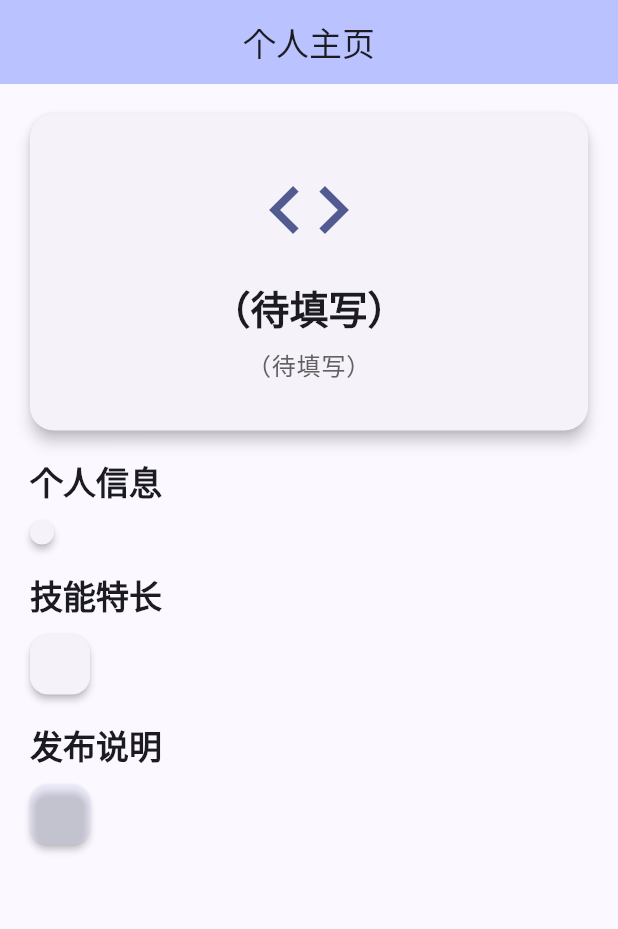
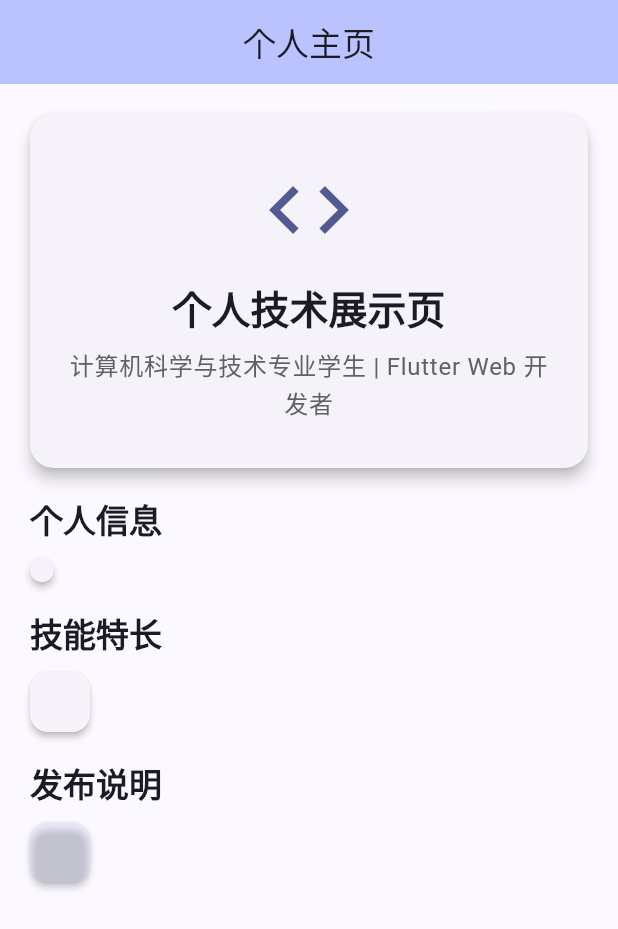
Before and after one commit to liyanbin2006/liyanbin_flutter_demo, a Flutter app: the screen it shows after launch, on a phone screen of 412 x 824 dp. Shown: the top 929 px of the screen. Run offline on Flutter 3.47's test engine with Material 3 defaults, Android fonts, the phone set to English and light mode, and no system bars.

Commit message:
feat: 填写项目标题与项目口号

```diff
--- a/lib/data/team_data.dart
+++ b/lib/data/team_data.dart
@@ -15,8 +15,8 @@ class PersonalInfo {
 
 /// 团队展示页数据 —— 初始骨架，数据为空
 class TeamData {
-  static const String projectTitle = '（待填写）';
-  static const String projectSlogan = '（待填写）';
+  static const String projectTitle = '个人技术展示页';
+  static const String projectSlogan = '计算机科学与技术专业学生 | Flutter Web 开发者';
   static const List<PersonalInfo> infoList = [];
   static const List<String> features = [];
   static const List<String> releaseNotes = [];
```
